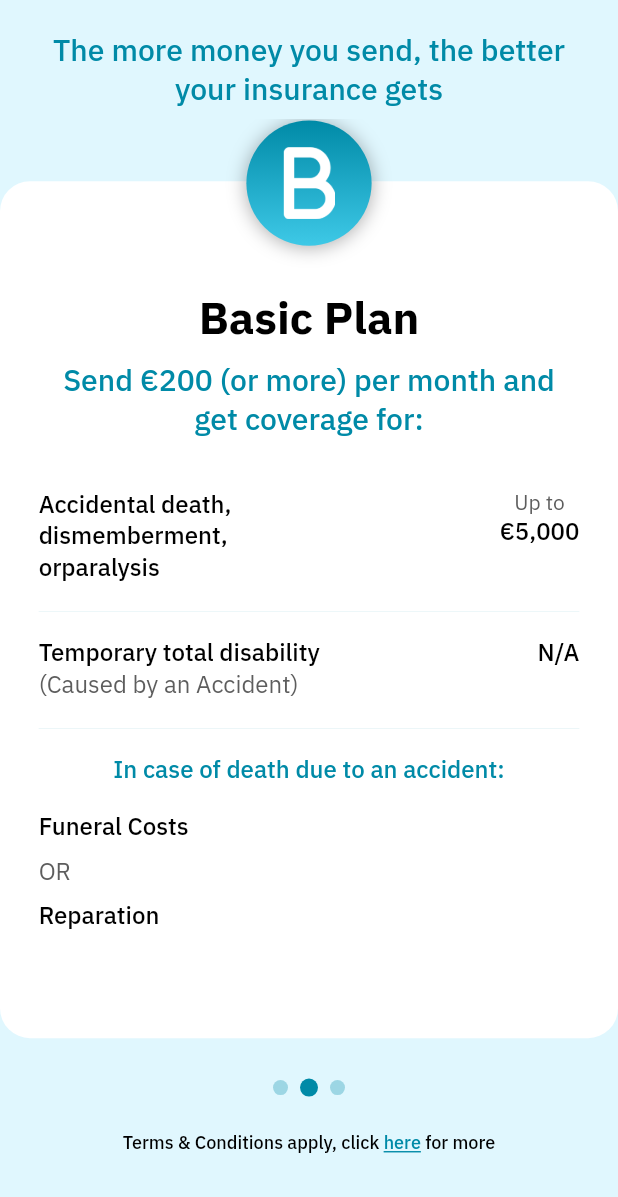
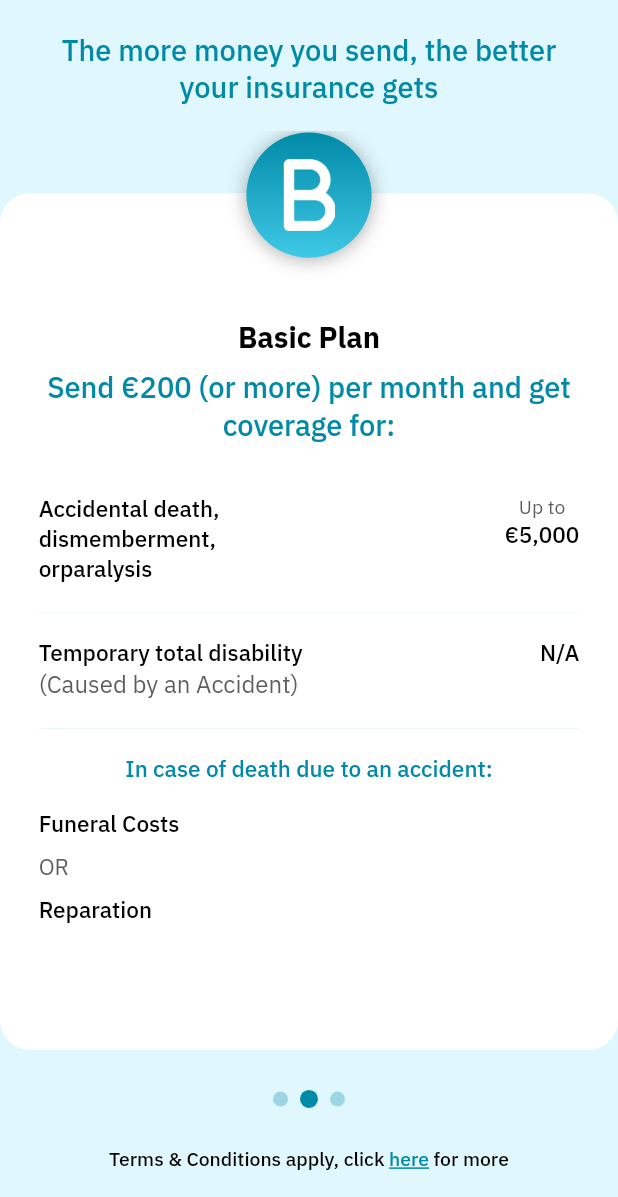
Before and after one commit to kwaku-pistis/genio_pay_test, a Flutter app: the BasicPlan screen opened directly, on a phone screen of 412 x 824 dp, the part 39-1236 px from its top. Run offline on Flutter 3.47's test engine with Material 2 defaults, Android fonts, the phone set to English and light mode, and no system bars; drawn by our look-alikes of page_view_indicators; our stand-ins replace animated_bottom_navigation_bar, auto_size_text, carousel_slider, getwidget, sliding_up_panel; missing offline and left inert: circular_reveal_animation, country_currency_pickers, country_pickers.

Commit message:
make it fit on smaller screens

```diff
--- a/lib/screens/basic_plan.dart
+++ b/lib/screens/basic_plan.dart
@@ -49,9 +49,10 @@ class _BasicPlanState extends State<BasicPlan> {
                 ),
                 child: const CustomAppBar(),
               ),
-              SizedBox(
-                height: Dimensions.getProportionateScreenHeight(15),
-              ),
+              // SizedBox(
+              //   height: Dimensions.getProportionateScreenHeight(15),
+              // ),
+              const Spacer(),
               Container(
                 margin: EdgeInsets.symmetric(
                   horizontal: Dimensions.getProportionateScreenHeight(24),
@@ -60,15 +61,16 @@ class _BasicPlanState extends State<BasicPlan> {
                   'The more money you send, the better your insurance gets',
                   style: AppTextStyles.bodyText(
                     AppColors.lightBlue,
-                    20,
+                    Dimensions.getProportionateScreenHeight(18),
                     FontWeight.w500,
                   ),
                   textAlign: TextAlign.center,
                 ),
               ),
-              SizedBox(
-                height: Dimensions.getProportionateScreenHeight(7),
-              ),
+              // SizedBox(
+              //   height: Dimensions.getProportionateScreenHeight(7),
+              // ),
+              const Spacer(),
               SizedBox(
                 height: Dimensions.getProportionateScreenHeight(572),
                 child: PageView.builder(
@@ -82,11 +84,12 @@ class _BasicPlanState extends State<BasicPlan> {
                   },
                 ),
               ),
-              SizedBox(
-                height: Dimensions.getProportionateScreenHeight(16),
-              ),
-              Expanded(
-                child: ListView(
+              // SizedBox(
+              //   height: Dimensions.getProportionateScreenHeight(16),
+              // ),
+              const Spacer(),
+              ListView(
+                shrinkWrap: true,
                 children: <Widget>[
                   _buildCircleIndicator7(),
                 ]
@@ -100,14 +103,13 @@ class _BasicPlanState extends State<BasicPlan> {
                     )
                     .toList(),
               ),
-              ),
-              Expanded(
-                child: RichText(
+              const Spacer(),
+              RichText(
                 text: TextSpan(
                   text: 'Terms & Conditions apply, click ',
                   style: AppTextStyles.bodyText(
                     Colors.black,
-                      12,
+                    Dimensions.getProportionateScreenHeight(12),
                     FontWeight.w500,
                   ),
                   children: [
@@ -115,7 +117,7 @@ class _BasicPlanState extends State<BasicPlan> {
                       text: 'here',
                       style: AppTextStyles.bodyText(
                         AppColors.lightBlue,
-                          12,
+                        Dimensions.getProportionateScreenHeight(12),
                         FontWeight.w500,
                       ).copyWith(
                         decoration: TextDecoration.underline,
@@ -131,7 +133,7 @@ class _BasicPlanState extends State<BasicPlan> {
                   ],
                 ),
               ),
-              ),
+              const Spacer(),
             ],
           ),
         ),
@@ -141,7 +143,7 @@ class _BasicPlanState extends State<BasicPlan> {
 
   _pages() {
     return SizedBox(
-      height: Dimensions.getProportionateScreenHeight(572),
+      height: Dimensions.getProportionateScreenHeight(550),
       child: Stack(
         children: [
           Positioned(
@@ -204,14 +206,11 @@ class _BasicPlanState extends State<BasicPlan> {
     return Column(
       mainAxisAlignment: MainAxisAlignment.center,
       children: [
-        // SizedBox(
-        //   height: Dimensions.getProportionateScreenHeight(47.46),
-        // ),
         Text(
           'Basic Plan',
           style: AppTextStyles.bodyText(
             Colors.black,
-            30,
+            Dimensions.getProportionateScreenHeight(18),
             FontWeight.w700,
           ),
         ),
@@ -222,7 +221,7 @@ class _BasicPlanState extends State<BasicPlan> {
           'Send €200 (or more) per month and get coverage for:',
           style: AppTextStyles.bodyText(
             AppColors.lightBlue,
-            20,
+            Dimensions.getProportionateScreenHeight(18),
             FontWeight.w500,
           ),
           textAlign: TextAlign.center,
@@ -258,7 +257,7 @@ class _BasicPlanState extends State<BasicPlan> {
           'In case of death due to an accident:',
           style: AppTextStyles.bodyText(
             AppColors.lightBlue,
-            16,
+            Dimensions.getProportionateScreenHeight(14),
             FontWeight.w500,
           ),
         ),
@@ -283,7 +282,7 @@ class _BasicPlanState extends State<BasicPlan> {
             'OR',
             style: AppTextStyles.bodyText(
               const Color(0xFF5D5D5D),
-              16,
+              Dimensions.getProportionateScreenHeight(14),
               FontWeight.w300,
             ),
             textAlign: TextAlign.left,
@@ -329,7 +328,7 @@ class _BasicPlanState extends State<BasicPlan> {
                     topLeftText,
                     style: AppTextStyles.bodyText(
                       Colors.black,
-                      16,
+                      Dimensions.getProportionateScreenHeight(14),
                       FontWeight.w500,
                     ),
                   ),
@@ -354,7 +353,7 @@ class _BasicPlanState extends State<BasicPlan> {
                         topRightText,
                         style: AppTextStyles.bodyText(
                           const Color(0xFF5D5D5D),
-                          14,
+                          Dimensions.getProportionateScreenHeight(12),
                           FontWeight.w300,
                         ),
                         textAlign: TextAlign.end,
@@ -364,7 +363,7 @@ class _BasicPlanState extends State<BasicPlan> {
                   bottomRightText,
                   style: AppTextStyles.bodyText(
                     Colors.black,
-                    16,
+                    Dimensions.getProportionateScreenHeight(14),
                     FontWeight.w500,
                   ),
                   textAlign: TextAlign.end,
```
Also changed, not shown: lib/providers/country_and_tin_provider.dart (+9 -0 lines), lib/screens/authentication/proof_identity.dart (+35 -26 lines), lib/screens/dashboard.dart (+5 -2 lines), lib/widgets/country_and_tin.dart (+12 -2 lines), pubspec.lock. Lines whose indentation alone changed are shown as unchanged.
